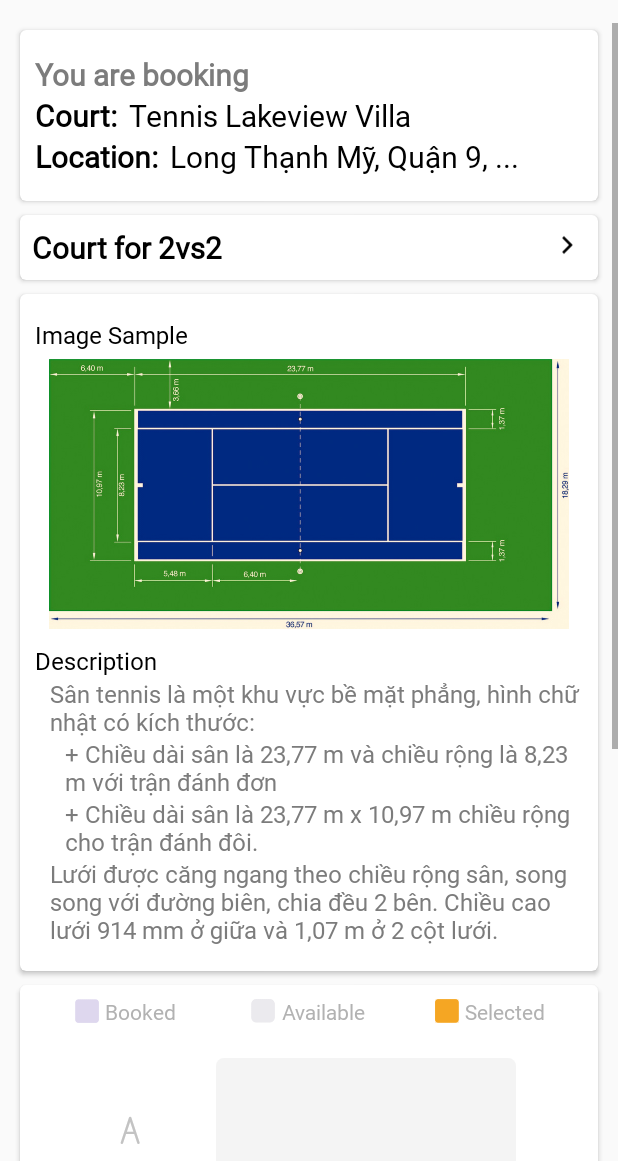
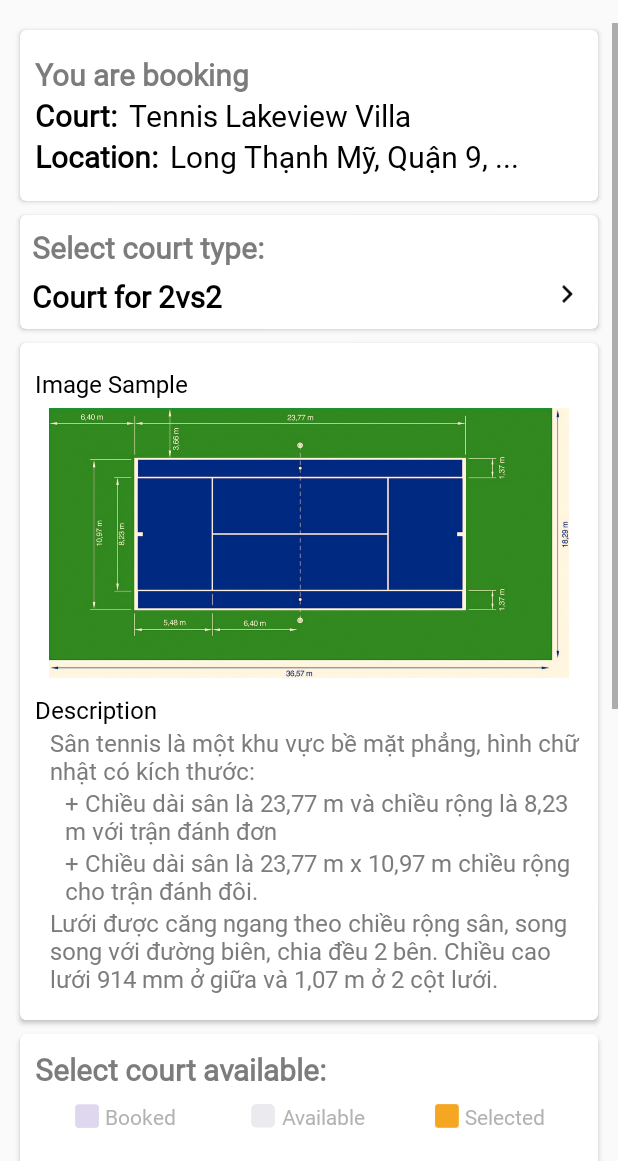
Before and after one commit to sonyrich/tennis-booking, an Android app: the CourtSelectActivity screen opened directly, with no data from a screen before it, on a phone screen of 412 x 824 dp, the part 75-1236 px from its top. Run offline under Robolectric (Android 15) with nearby library versions, the light colour scheme and no system bars; libraries missing offline, so code that uses them is left out: com.android.annotations.

Commit message:
video: https://www.youtube.com/watch?v=wjW7-Vi2WF8

```diff
--- a/app/src/main/res/layout/activity_court_select.xml
+++ b/app/src/main/res/layout/activity_court_select.xml
@@ -161,6 +161,24 @@
                     app:cardUseCompatPadding="true"
                     app:contentPadding="8dp">
 
+                    <LinearLayout
+                        android:layout_width="match_parent"
+                        android:layout_height="wrap_content"
+                        android:orientation="vertical">
+
+                    <TextView
+                        android:layout_width="match_parent"
+                        android:layout_height="match_parent"
+                        android:layout_marginBottom="5dp"
+                        android:layout_marginRight="3dp"
+                        android:drawablePadding="3dp"
+                        android:focusable="false"
+                        android:fontFamily="@font/calibri"
+                        android:maxLines="1"
+                        android:text="Select court type: "
+                        android:textStyle="bold"
+                        android:textColor="#7C7C7C"
+                        android:textSize="20sp" />
 
                     <LinearLayout
                         android:id="@+id/llayout_1"
@@ -186,6 +204,7 @@
                             android:layout_marginRight="5dp"
                             android:layout_weight="1"
                             android:src="@drawable/ic_baseline_arrow_forward_ios_24" />
+                    </LinearLayout>
                     </LinearLayout>
 
 
@@ -305,6 +324,20 @@
                         android:layout_width="match_parent"
                         android:layout_height="wrap_content"
                         android:orientation="vertical">
+
+                        <TextView
+                            android:layout_width="match_parent"
+                            android:layout_height="match_parent"
+                            android:layout_marginTop="10dp"
+                            android:layout_marginRight="3dp"
+                            android:drawablePadding="3dp"
+                            android:focusable="false"
+                            android:fontFamily="@font/calibri"
+                            android:maxLines="1"
+                            android:text="Select court available: "
+                            android:textStyle="bold"
+                            android:textColor="#7C7C7C"
+                            android:textSize="20sp" />
 
                         <LinearLayout
                             android:layout_width="match_parent"
```
Also changed, not shown: app/src/main/res/layout/activity_time_picking.xml (+21 -2 lines).
